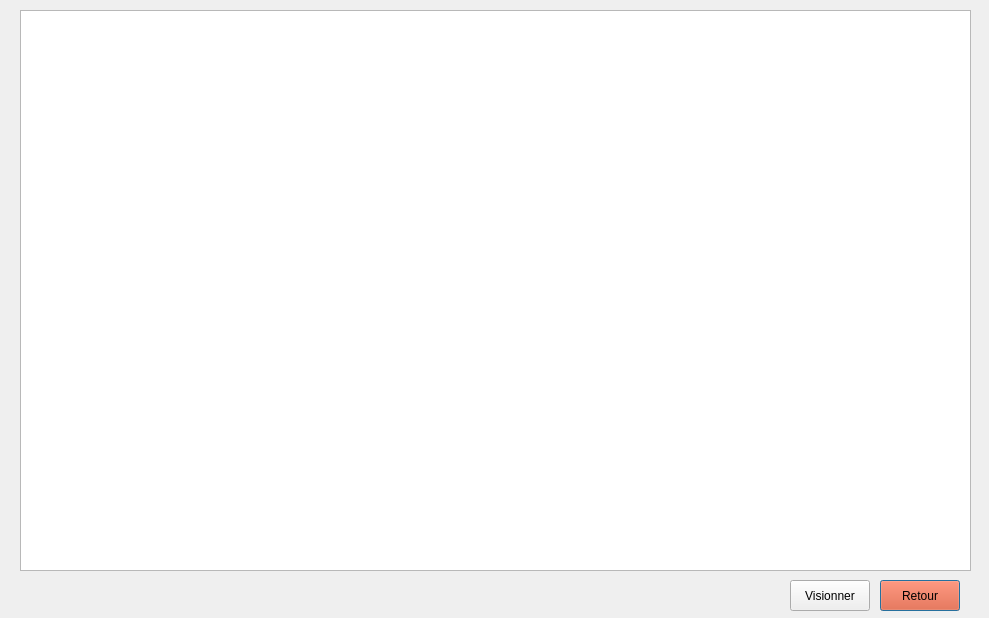
Radosetra/Projet-QT, file myProject/historic.ui: the form before one commit.
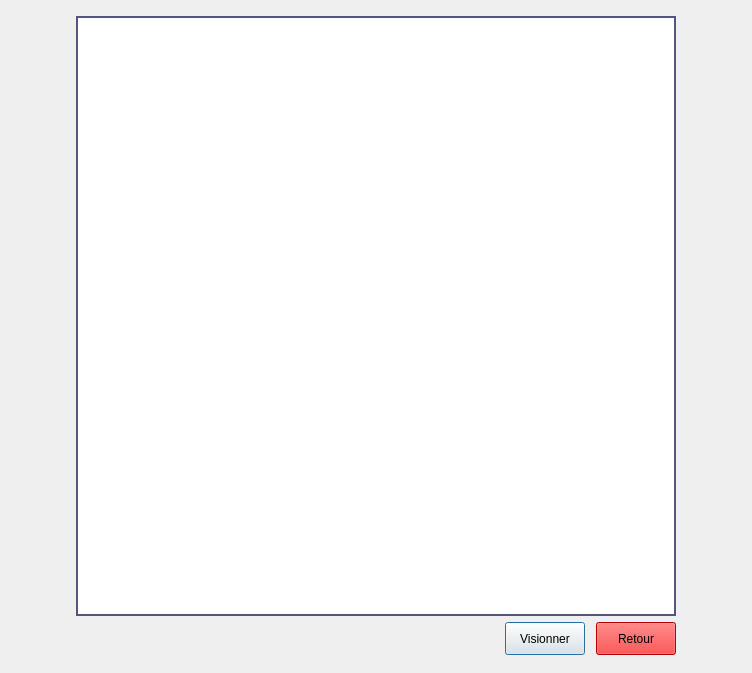
The form after the commit.

Patch:
```diff
--- a/myProject/historic.ui
+++ b/myProject/historic.ui
@@ -6,54 +6,166 @@
    <rect>
     <x>0</x>
     <y>0</y>
-    <width>989</width>
-    <height>618</height>
+    <width>752</width>
+    <height>673</height>
    </rect>
   </property>
   <property name="windowTitle">
    <string>Dialog</string>
   </property>
-  <widget class="QTableView" name="vue">
-   <property name="geometry">
-    <rect>
-     <x>20</x>
-     <y>10</y>
-     <width>951</width>
-     <height>561</height>
-    </rect>
-   </property>
-  </widget>
-  <widget class="QPushButton" name="pushButton">
-   <property name="geometry">
-    <rect>
-     <x>880</x>
-     <y>580</y>
-     <width>80</width>
-     <height>31</height>
-    </rect>
-   </property>
-   <property name="styleSheet">
-    <string notr="true">background-color: rgb(255, 63, 5);
-color:black;
+  <layout class="QGridLayout" name="gridLayout">
+   <item row="0" column="1">
+    <spacer name="verticalSpacer">
+     <property name="orientation">
+      <enum>Qt::Vertical</enum>
+     </property>
+     <property name="sizeHint" stdset="0">
+      <size>
+       <width>20</width>
+       <height>22</height>
+      </size>
+     </property>
+    </spacer>
+   </item>
+   <item row="1" column="0">
+    <spacer name="horizontalSpacer_3">
+     <property name="orientation">
+      <enum>Qt::Horizontal</enum>
+     </property>
+     <property name="sizeHint" stdset="0">
+      <size>
+       <width>57</width>
+       <height>20</height>
+      </size>
+     </property>
+    </spacer>
+   </item>
+   <item row="1" column="1">
+    <layout class="QVBoxLayout" name="verticalLayout">
+     <item>
+      <widget class="QTableView" name="vue">
+       <property name="minimumSize">
+        <size>
+         <width>600</width>
+         <height>600</height>
+        </size>
+       </property>
+       <property name="maximumSize">
+        <size>
+         <width>600</width>
+         <height>700</height>
+        </size>
+       </property>
+       <property name="styleSheet">
+        <string notr="true">QTableView{
+	border: 2px solid rgb(85, 85, 127);
+	background-color: #fff;
+	color: black;
+}
 </string>
-   </property>
-   <property name="text">
-    <string>Retour</string>
-   </property>
-  </widget>
-  <widget class="QPushButton" name="visionner_btn">
-   <property name="geometry">
-    <rect>
-     <x>790</x>
-     <y>580</y>
-     <width>80</width>
-     <height>31</height>
-    </rect>
-   </property>
-   <property name="text">
-    <string>Visionner</string>
-   </property>
-  </widget>
+       </property>
+       <attribute name="horizontalHeaderMinimumSectionSize">
+        <number>30</number>
+       </attribute>
+       <attribute name="horizontalHeaderDefaultSectionSize">
+        <number>120</number>
+       </attribute>
+      </widget>
+     </item>
+     <item>
+      <layout class="QHBoxLayout" name="horizontalLayout">
+       <item>
+        <spacer name="horizontalSpacer">
+         <property name="orientation">
+          <enum>Qt::Horizontal</enum>
+         </property>
+         <property name="sizeHint" stdset="0">
+          <size>
+           <width>40</width>
+           <height>20</height>
+          </size>
+         </property>
+        </spacer>
+       </item>
+       <item>
+        <widget class="QPushButton" name="visionner_btn">
+         <property name="styleSheet">
+          <string notr="true">QPushButton{
+	height: 25px;
+	font: 81 11pt &quot;Fira Sans Compressed ExtraBold&quot;;
+}</string>
+         </property>
+         <property name="text">
+          <string>Visionner</string>
+         </property>
+        </widget>
+       </item>
+       <item>
+        <spacer name="horizontalSpacer_2">
+         <property name="orientation">
+          <enum>Qt::Horizontal</enum>
+         </property>
+         <property name="sizeType">
+          <enum>QSizePolicy::Fixed</enum>
+         </property>
+         <property name="sizeHint" stdset="0">
+          <size>
+           <width>5</width>
+           <height>20</height>
+          </size>
+         </property>
+        </spacer>
+       </item>
+       <item>
+        <widget class="QPushButton" name="pushButton">
+         <property name="styleSheet">
+          <string notr="true">QPushButton{
+	height: 25px;
+	font: 81 Italic 11pt &quot;Fira Sans Compressed ExtraBold&quot;;
+	color: black;
+	background-color: red;
+}
+
+QpushButton:pressed{
+	background-color: rgb(182, 7, 7);
+}</string>
+         </property>
+         <property name="text">
+          <string>Retour</string>
+         </property>
+        </widget>
+       </item>
+      </layout>
+     </item>
+    </layout>
+   </item>
+   <item row="1" column="2">
+    <spacer name="horizontalSpacer_4">
+     <property name="orientation">
+      <enum>Qt::Horizontal</enum>
+     </property>
+     <property name="sizeHint" stdset="0">
+      <size>
+       <width>57</width>
+       <height>17</height>
+      </size>
+     </property>
+    </spacer>
+   </item>
+   <item row="2" column="1">
+    <spacer name="verticalSpacer_2">
+     <property name="orientation">
+      <enum>Qt::Vertical</enum>
+     </property>
+     <property name="sizeHint" stdset="0">
+      <size>
+       <width>20</width>
+       <height>23</height>
+      </size>
+     </property>
+    </spacer>
+   </item>
+  </layout>
  </widget>
  <resources/>
  <connections/>
```
Left out of the diff: 2 changed lines with no effect on the pictures.
